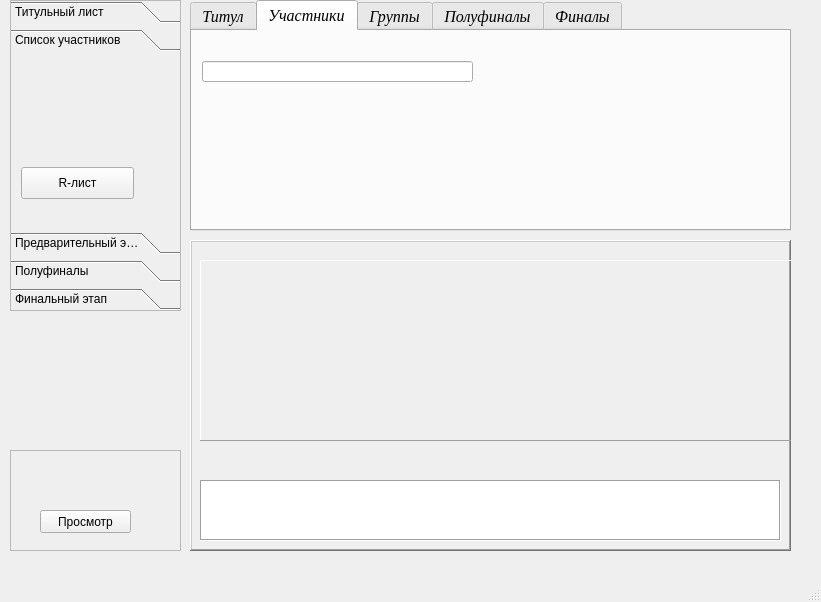
The window that main_window.ui (Kaspar0810/Competitions_TT_SQL) describes before a commit, drawn with Qt 5.
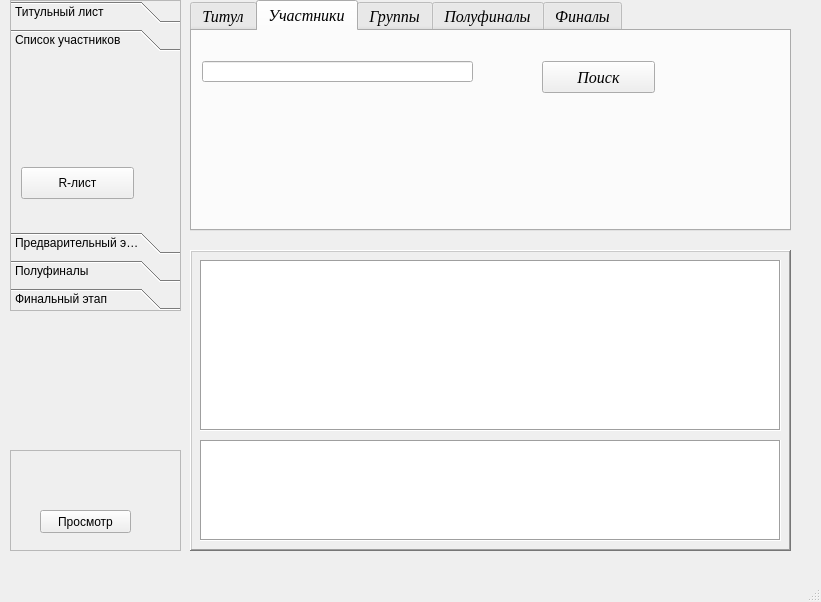
The same window after the commit.

Commit message: добавлена функция поиска в рейтинге

The edit to the form file:
```diff
--- a/main_window.ui
+++ b/main_window.ui
@@ -47,9 +47,9 @@
     <property name="geometry">
      <rect>
       <x>190</x>
-      <y>240</y>
+      <y>250</y>
       <width>601</width>
-      <height>311</height>
+      <height>301</height>
      </rect>
     </property>
     <property name="frameShape">
@@ -62,9 +62,9 @@
      <property name="geometry">
       <rect>
        <x>10</x>
-       <y>240</y>
+       <y>190</y>
        <width>581</width>
-       <height>61</height>
+       <height>101</height>
       </rect>
      </property>
      <property name="font">
@@ -81,20 +81,20 @@
       <enum>QFrame::Box</enum>
      </property>
     </widget>
-    <widget class="QFrame" name="frame_input">
+    <widget class="QTableView" name="tableView">
      <property name="geometry">
       <rect>
        <x>10</x>
-       <y>20</y>
-       <width>601</width>
-       <height>181</height>
+       <y>10</y>
+       <width>581</width>
+       <height>171</height>
       </rect>
      </property>
      <property name="frameShape">
-      <enum>QFrame::Panel</enum>
+      <enum>QFrame::Box</enum>
      </property>
-     <property name="frameShadow">
-      <enum>QFrame::Raised</enum>
+     <property name="gridStyle">
+      <enum>Qt::DashLine</enum>
      </property>
     </widget>
    </widget>
@@ -696,6 +696,19 @@
        </rect>
       </property>
      </widget>
+     <widget class="QPushButton" name="pushButton_find">
+      <property name="geometry">
+       <rect>
+        <x>350</x>
+        <y>30</y>
+        <width>113</width>
+        <height>32</height>
+       </rect>
+      </property>
+      <property name="text">
+       <string>Поиск</string>
+      </property>
+     </widget>
     </widget>
     <widget class="QWidget" name="tab_2">
      <attribute name="title">
```
Left out of the diff: 12 changed lines with no effect on the pictures. The commit also changes 2 other files.
